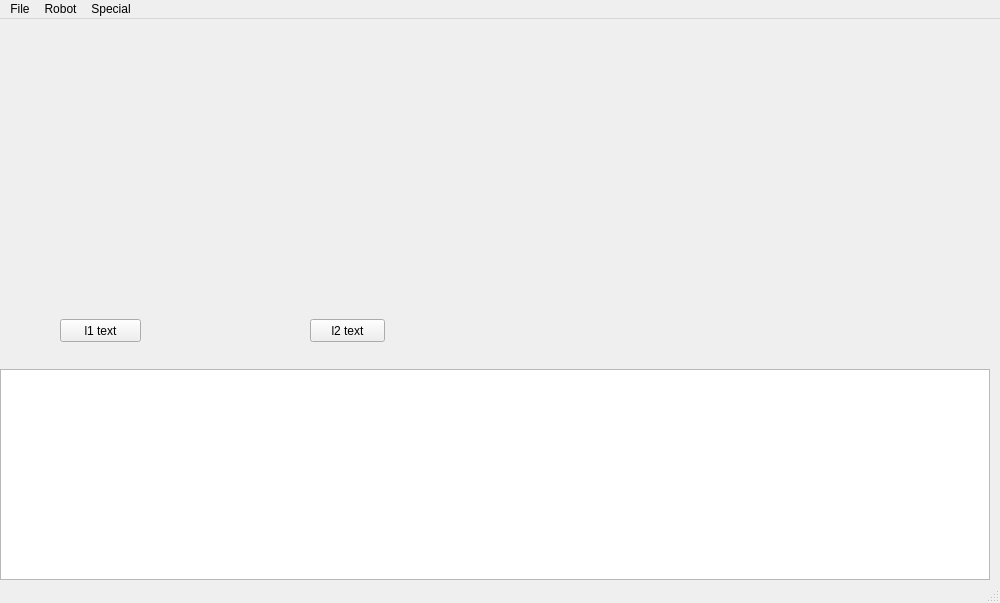
ptroja/mrrocpp, file src/ui-qt-yoyek/mainwindow.ui: the form before one commit.
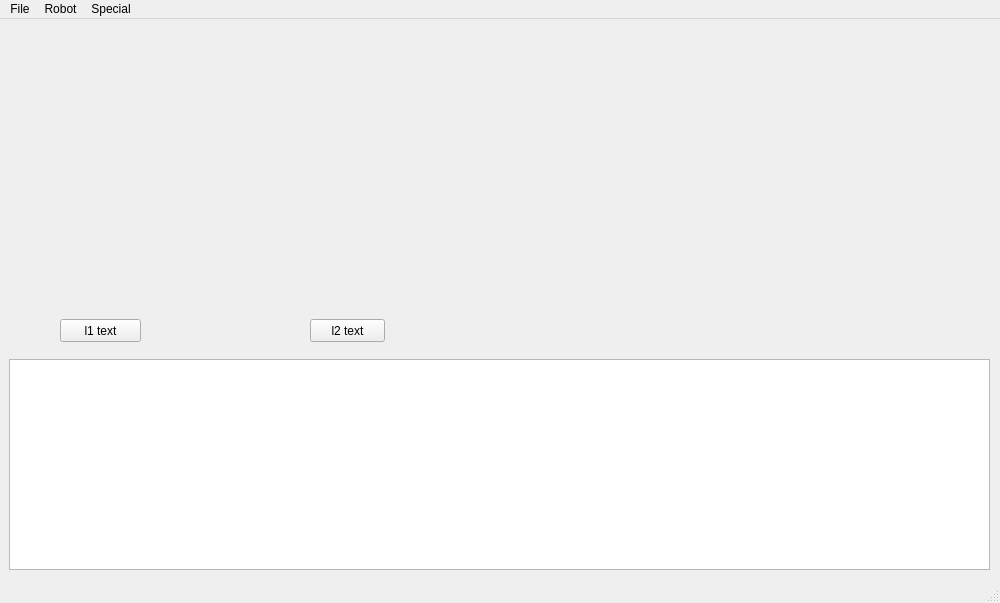
The form after the commit.

Diff of the .ui file:
```diff
--- a/src/ui-qt-yoyek/mainwindow.ui
+++ b/src/ui-qt-yoyek/mainwindow.ui
@@ -17,9 +17,9 @@
    <widget class="QPlainTextEdit" name="plainTextEdit_sr">
     <property name="geometry">
      <rect>
-      <x>0</x>
-      <y>350</y>
-      <width>990</width>
+      <x>9</x>
+      <y>340</y>
+      <width>981</width>
       <height>211</height>
      </rect>
     </property>
```
Left out of the diff: 2 changed lines with no effect on the pictures.
